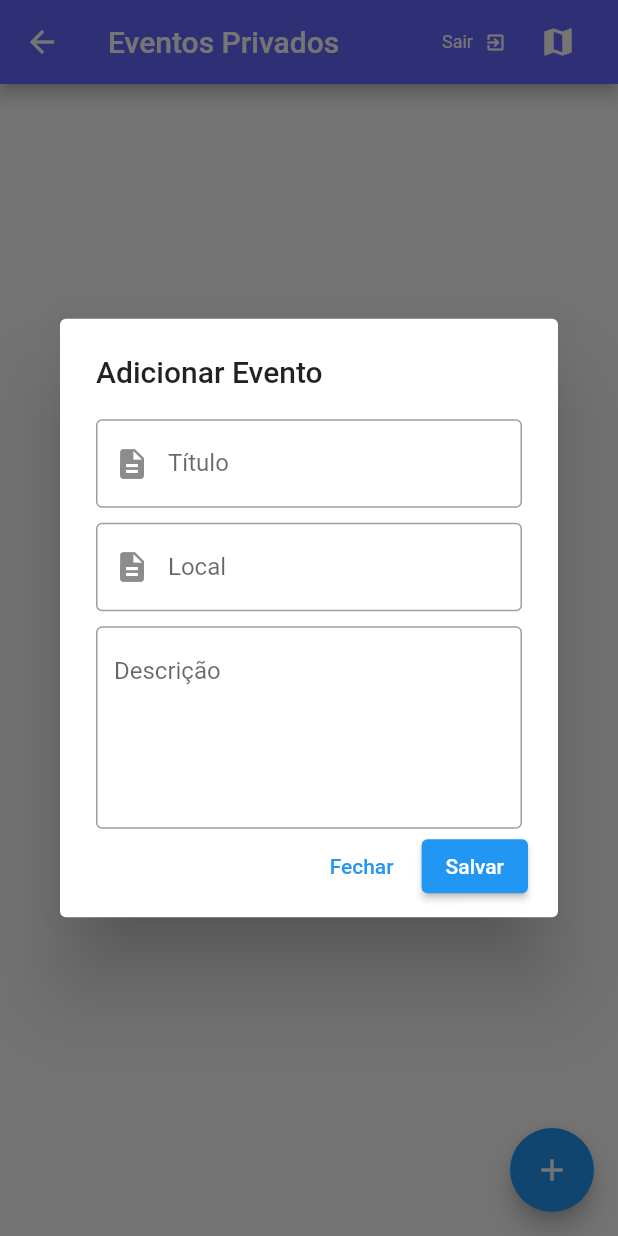
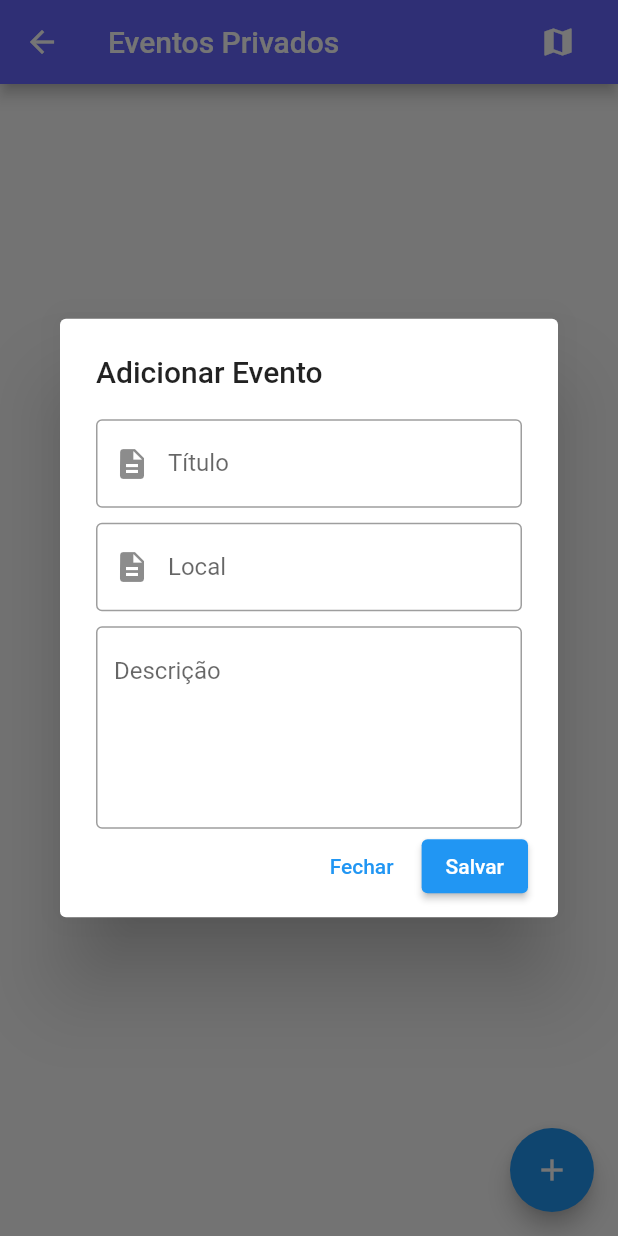
Before and after one commit to gabriellimad/IEvent, a Flutter app: the EventoPrivado screen opened directly, after a tap on the "add" icon, on a phone screen of 412 x 824 dp. Run offline on Flutter 3.47's test engine with Material 2 defaults, Android fonts, the light colour scheme and no system bars; our stand-ins replace cloud_firestore, device_preview, firebase_auth, firebase_core; accounts and stored records are empty.

Commit message:
Removendo botão de logOf da tela de eventos

```diff
--- a/lib/view/evento_privado.dart
+++ b/lib/view/evento_privado.dart
@@ -27,29 +27,6 @@ class _EventoPrivadoState extends State<EventoPrivado> {
         title: Row(
           children: [
             Expanded(child: Text('Eventos Privados')),
-            FutureBuilder<String>(
-              future: LoginController().usuarioLogado(),
-              builder: (context, snapshot) {
-                if (snapshot.connectionState == ConnectionState.done) {
-                  return Directionality(
-                    textDirection: TextDirection.rtl,
-                    child: TextButton.icon(
-                      style: TextButton.styleFrom(
-                        foregroundColor: Colors.white,
-                        textStyle: TextStyle(fontSize: 12),
-                      ),
-                      onPressed: () {
-                        LoginController().logout();
-                        Navigator.pushReplacementNamed(context, 'login');
-                      },
-                      icon: Icon(Icons.exit_to_app, size: 14),
-                      label: Text("Sair"),
-                    ),
-                  );
-                }
-                return Text('');
-              },
-            ),
             IconButton(
               onPressed: () {
                 Navigator.push(
```
